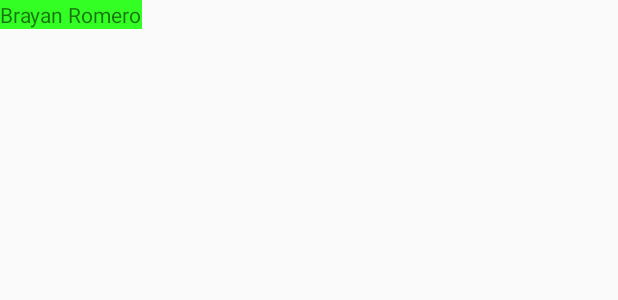
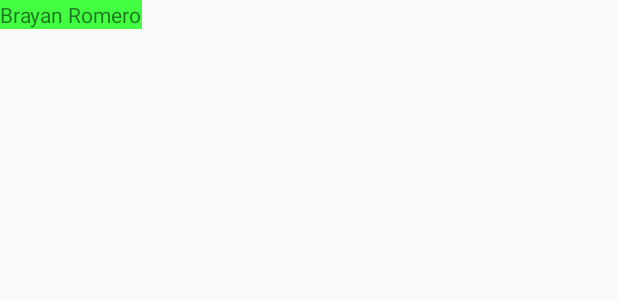
Before and after one commit to brayanrom/AndroidRepo, an Android app: the layout activity_main.xml on its own in the app's theme, with its tools: preview values and no code run, on a phone screen of 412 x 824 dp. Shown: the top 300 px of the screen. Run offline under Robolectric (Android 15) with nearby library versions, the phone set to English and light mode, and no system bars.

Commit message:
CAMBIE EL COLOR PRIMARIO POR UNO AMARILLO y el fondo

```diff
--- a/app/src/main/res/layout/activity_main.xml
+++ b/app/src/main/res/layout/activity_main.xml
@@ -1,4 +1,5 @@
 <RelativeLayout
+
     xmlns:android="http://schemas.android.com/apk/res/android"
     xmlns:app="http://schemas.android.com/apk/res-auto"
     xmlns:tools="http://schemas.android.com/tools"
@@ -10,7 +11,6 @@
         android:layout_width="wrap_content"
         android:layout_height="wrap_content"
         android:text ="Brayan Romero"
-        android:background="#34ff24"
-        >
+        android:background="#43ff42">
     </TextView>
 </RelativeLayout>
--- a/app/src/main/res/values/colors.xml
+++ b/app/src/main/res/values/colors.xml
@@ -1,6 +1,6 @@
 <?xml version="1.0" encoding="utf-8"?>
 <resources>
-    <color name="colorPrimary">#6200EE</color>
+    <color name="colorPrimary">#FFF000</color>
     <color name="colorPrimaryDark">#3700B3</color>
     <color name="colorAccent">#03DAC5</color>
 </resources>
```
